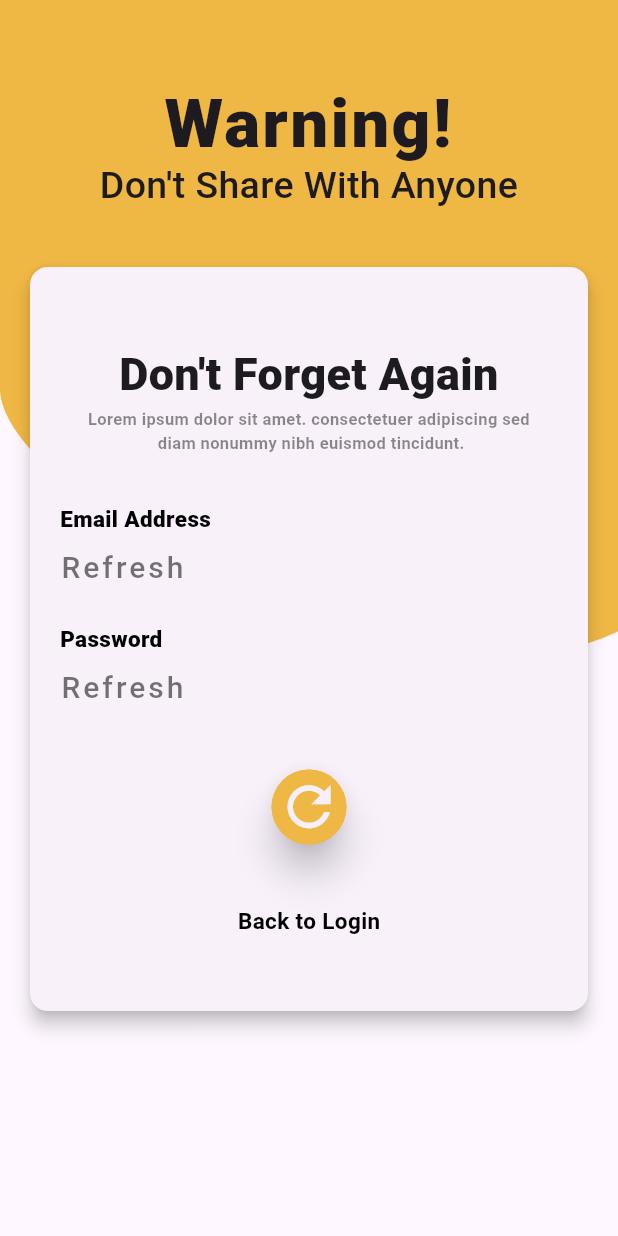
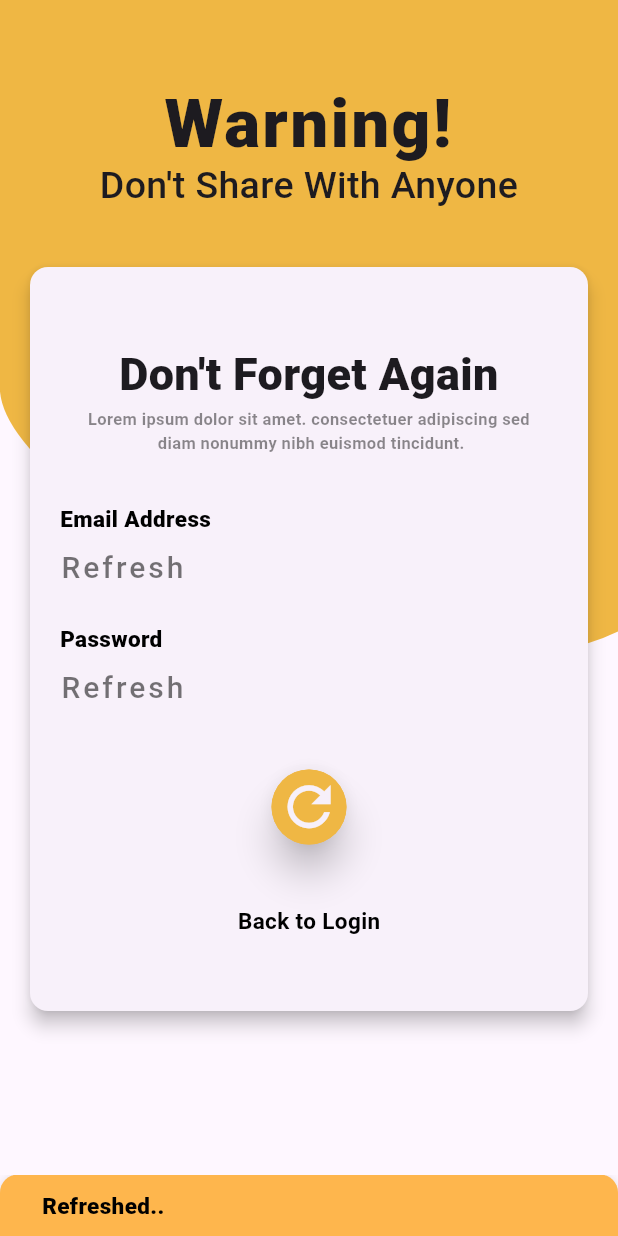
Before and after one commit to Ratndeep1999/signin-and-signup-screen, a Flutter app: the ShowPasswordScreen screen opened directly, after a tap on the "refresh" icon, on a phone screen of 412 x 824 dp. Run offline on Flutter 3.47's test engine with Material 3 defaults, Android fonts, the phone set to English and light mode, and no system bars; our stand-ins replace intl_phone_field, shared_preferences; accounts and stored records are empty.

Commit message:
snack bar method add and call before details update

```diff
--- a/lib/Forgot Password Section/show_password_screen.dart
+++ b/lib/Forgot Password Section/show_password_screen.dart
@@ -74,7 +74,6 @@ class _ShowPasswordScreenState extends State<ShowPasswordScreen> {
 
                         /// Email Address
                         _buildText(context, label: _userEmail ?? 'Refresh'),
-
                         const SizedBox(height: 22.0),
 
                         /// Password Label
@@ -86,7 +85,6 @@ class _ShowPasswordScreenState extends State<ShowPasswordScreen> {
 
                         /// Password
                         _buildText(context, label: _userPassword ?? 'Refresh'),
-
                         const SizedBox(height: 40.0),
 
                         /// Refresh Button
@@ -158,6 +156,7 @@ class _ShowPasswordScreenState extends State<ShowPasswordScreen> {
 
   /// Update Details method
   void _updateDetails() {
+    _showSnackBar(label: 'Refreshed..');
     Timer(Duration(seconds: 2), () {
       setState(() {
         // update email and password
@@ -174,4 +173,22 @@ class _ShowPasswordScreenState extends State<ShowPasswordScreen> {
       });
     });
   }
+
+  /// SnackBar Method
+  void _showSnackBar({required String label}) {
+    ScaffoldMessenger.of(context).showSnackBar(
+      SnackBar(
+        content: CustomTextFieldLabel(label: label, labelFontSize: 15.0),
+        duration: Duration(seconds: 2),
+        backgroundColor: const Color(0xFFfeb64d),
+        padding: const EdgeInsets.symmetric(vertical: 10.0, horizontal: 28.0),
+        shape: const RoundedRectangleBorder(
+          borderRadius: BorderRadius.only(
+            topLeft: Radius.circular(12.0),
+            topRight: Radius.circular(12.0),
+          ),
+        ),
+      ),
+    );
+  }
 }
```
